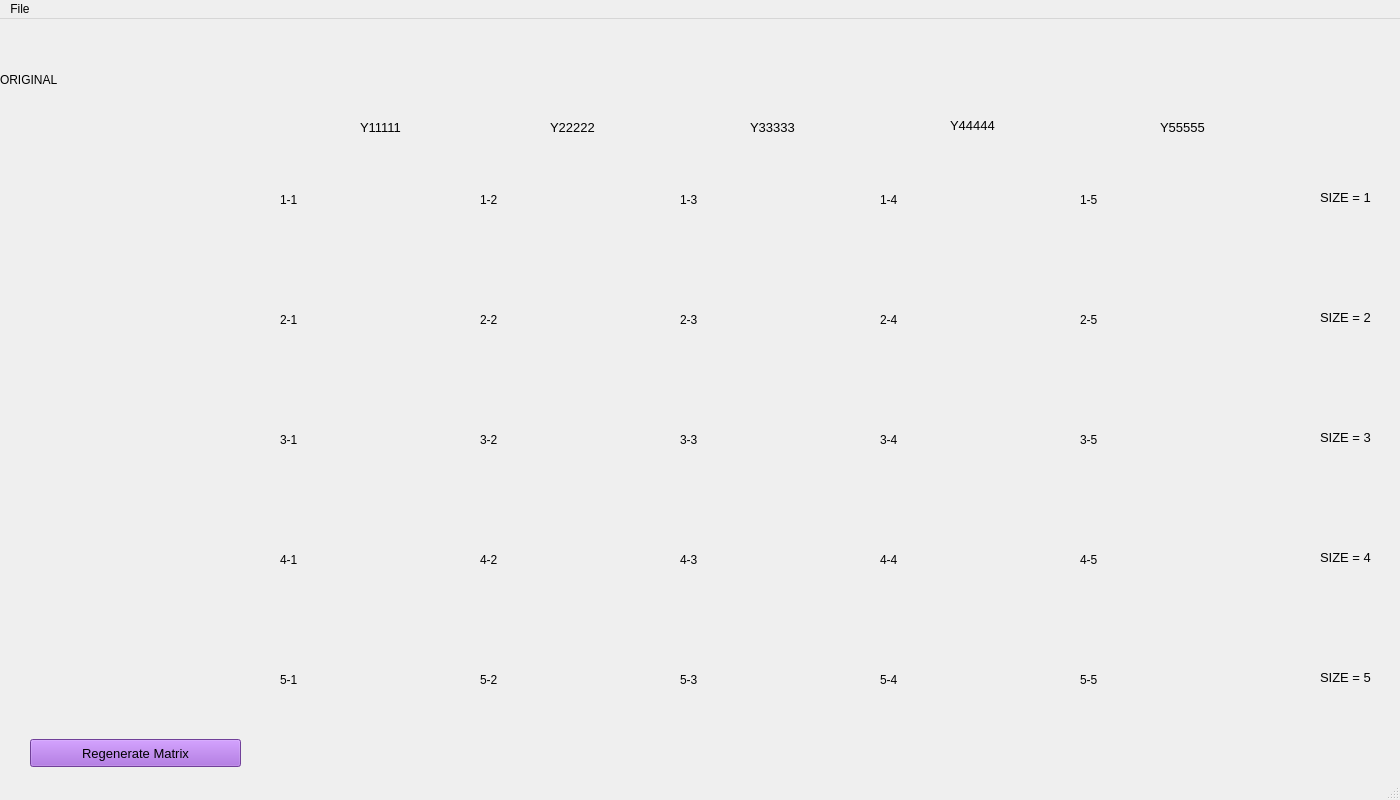
The window that src/qt_designer_file/tuningPanel.ui (jjakow/Noisey-image_Jan) describes before a commit, drawn with Qt 5.
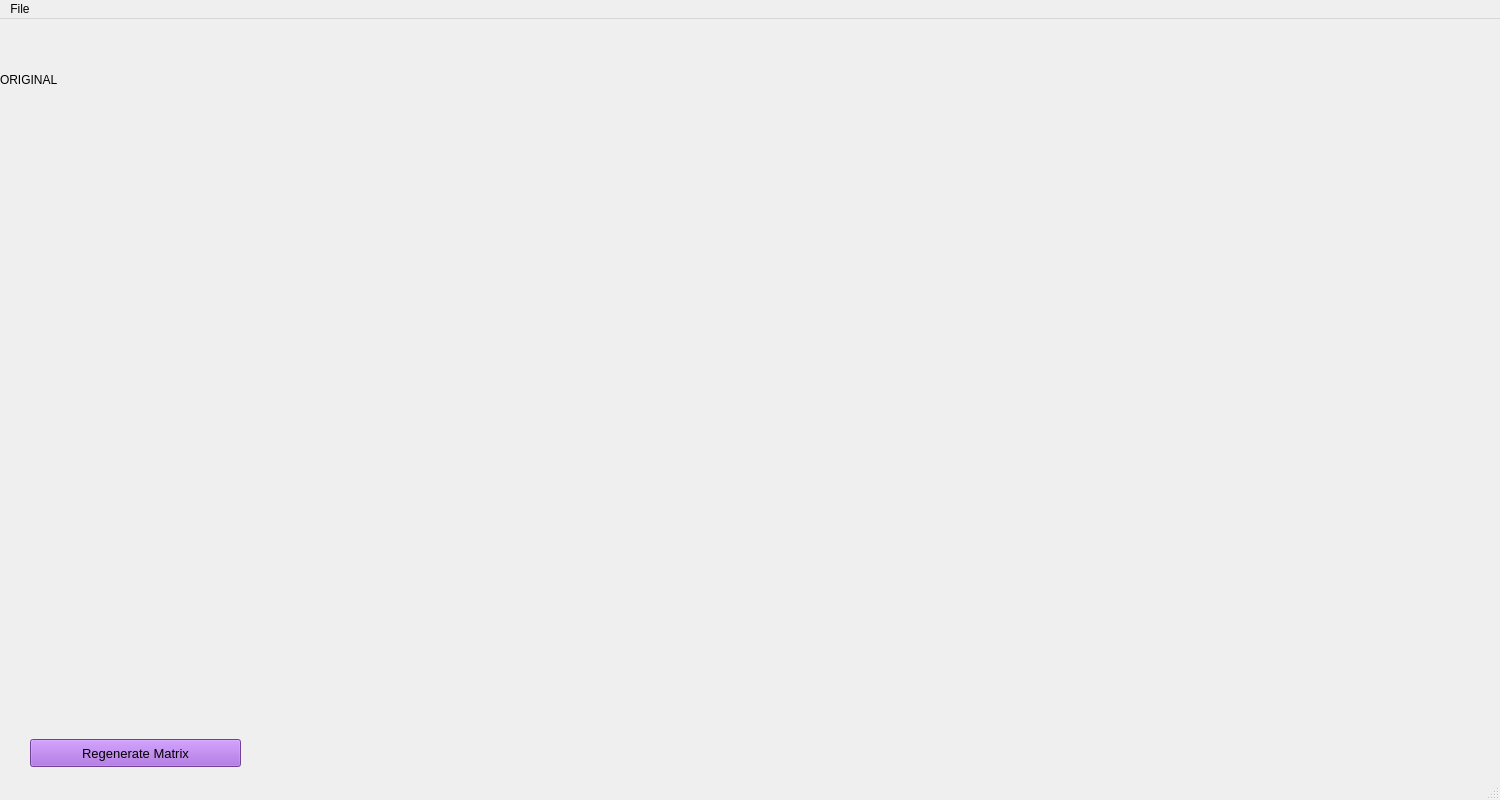
The same window after the commit.

Commit message: Tuning Panel - layout updates (row & column)

```diff
--- a/src/qt_designer_file/tuningPanel.ui
+++ b/src/qt_designer_file/tuningPanel.ui
@@ -9,7 +9,7 @@
    <rect>
     <x>0</x>
     <y>0</y>
-    <width>1400</width>
+    <width>1500</width>
     <height>800</height>
    </rect>
   </property>
@@ -33,511 +33,6 @@
      <string>ORIGINAL</string>
     </property>
    </widget>
-   <widget class="QLabel" name="aug_11">
-    <property name="geometry">
-     <rect>
-      <x>280</x>
-      <y>120</y>
-      <width>201</width>
-      <height>121</height>
-     </rect>
-    </property>
-    <property name="text">
-     <string>1-1</string>
-    </property>
-   </widget>
-   <widget class="QLabel" name="aug_12">
-    <property name="geometry">
-     <rect>
-      <x>480</x>
-      <y>120</y>
-      <width>201</width>
-      <height>121</height>
-     </rect>
-    </property>
-    <property name="text">
-     <string>1-2</string>
-    </property>
-   </widget>
-   <widget class="QLabel" name="aug_13">
-    <property name="geometry">
-     <rect>
-      <x>680</x>
-      <y>120</y>
-      <width>201</width>
-      <height>121</height>
-     </rect>
-    </property>
-    <property name="text">
-     <string>1-3</string>
-    </property>
-   </widget>
-   <widget class="QLabel" name="aug_14">
-    <property name="geometry">
-     <rect>
-      <x>880</x>
-      <y>120</y>
-      <width>201</width>
-      <height>121</height>
-     </rect>
-    </property>
-    <property name="text">
-     <string>1-4</string>
-    </property>
-   </widget>
-   <widget class="QLabel" name="aug_15">
-    <property name="geometry">
-     <rect>
-      <x>1080</x>
-      <y>120</y>
-      <width>201</width>
-      <height>121</height>
-     </rect>
-    </property>
-    <property name="text">
-     <string>1-5</string>
-    </property>
-   </widget>
-   <widget class="QLabel" name="aug_25">
-    <property name="geometry">
-     <rect>
-      <x>1080</x>
-      <y>240</y>
-      <width>201</width>
-      <height>121</height>
-     </rect>
-    </property>
-    <property name="text">
-     <string>2-5</string>
-    </property>
-   </widget>
-   <widget class="QLabel" name="aug_22">
-    <property name="geometry">
-     <rect>
-      <x>480</x>
-      <y>240</y>
-      <width>201</width>
-      <height>121</height>
-     </rect>
-    </property>
-    <property name="text">
-     <string>2-2</string>
-    </property>
-   </widget>
-   <widget class="QLabel" name="aug_23">
-    <property name="geometry">
-     <rect>
-      <x>680</x>
-      <y>240</y>
-      <width>201</width>
-      <height>121</height>
-     </rect>
-    </property>
-    <property name="text">
-     <string>2-3</string>
-    </property>
-   </widget>
-   <widget class="QLabel" name="aug_24">
-    <property name="geometry">
-     <rect>
-      <x>880</x>
-      <y>240</y>
-      <width>201</width>
-      <height>121</height>
-     </rect>
-    </property>
-    <property name="text">
-     <string>2-4</string>
-    </property>
-   </widget>
-   <widget class="QLabel" name="aug_21">
-    <property name="geometry">
-     <rect>
-      <x>280</x>
-      <y>240</y>
-      <width>201</width>
-      <height>121</height>
-     </rect>
-    </property>
-    <property name="text">
-     <string>2-1</string>
-    </property>
-   </widget>
-   <widget class="QLabel" name="aug_35">
-    <property name="geometry">
-     <rect>
-      <x>1080</x>
-      <y>360</y>
-      <width>201</width>
-      <height>121</height>
-     </rect>
-    </property>
-    <property name="text">
-     <string>3-5</string>
-    </property>
-   </widget>
-   <widget class="QLabel" name="aug_32">
-    <property name="geometry">
-     <rect>
-      <x>480</x>
-      <y>360</y>
-      <width>201</width>
-      <height>121</height>
-     </rect>
-    </property>
-    <property name="text">
-     <string>3-2</string>
-    </property>
-   </widget>
-   <widget class="QLabel" name="aug_33">
-    <property name="geometry">
-     <rect>
-      <x>680</x>
-      <y>360</y>
-      <width>201</width>
-      <height>121</height>
-     </rect>
-    </property>
-    <property name="text">
-     <string>3-3</string>
-    </property>
-   </widget>
-   <widget class="QLabel" name="aug_44">
-    <property name="geometry">
-     <rect>
-      <x>880</x>
-      <y>480</y>
-      <width>201</width>
-      <height>121</height>
-     </rect>
-    </property>
-    <property name="text">
-     <string>4-4</string>
-    </property>
-   </widget>
-   <widget class="QLabel" name="aug_41">
-    <property name="geometry">
-     <rect>
-      <x>280</x>
-      <y>480</y>
-      <width>201</width>
-      <height>121</height>
-     </rect>
-    </property>
-    <property name="text">
-     <string>4-1</string>
-    </property>
-   </widget>
-   <widget class="QLabel" name="aug_34">
-    <property name="geometry">
-     <rect>
-      <x>880</x>
-      <y>360</y>
-      <width>201</width>
-      <height>121</height>
-     </rect>
-    </property>
-    <property name="text">
-     <string>3-4</string>
-    </property>
-   </widget>
-   <widget class="QLabel" name="aug_43">
-    <property name="geometry">
-     <rect>
-      <x>680</x>
-      <y>480</y>
-      <width>201</width>
-      <height>121</height>
-     </rect>
-    </property>
-    <property name="text">
-     <string>4-3</string>
-    </property>
-   </widget>
-   <widget class="QLabel" name="aug_42">
-    <property name="geometry">
-     <rect>
-      <x>480</x>
-      <y>480</y>
-      <width>201</width>
-      <height>121</height>
-     </rect>
-    </property>
-    <property name="text">
-     <string>4-2</string>
-    </property>
-   </widget>
-   <widget class="QLabel" name="aug_31">
-    <property name="geometry">
-     <rect>
-      <x>280</x>
-      <y>360</y>
-      <width>201</width>
-      <height>121</height>
-     </rect>
-    </property>
-    <property name="text">
-     <string>3-1</string>
-    </property>
-   </widget>
-   <widget class="QLabel" name="aug_45">
-    <property name="geometry">
-     <rect>
-      <x>1080</x>
-      <y>480</y>
-      <width>201</width>
-      <height>121</height>
-     </rect>
-    </property>
-    <property name="text">
-     <string>4-5</string>
-    </property>
-   </widget>
-   <widget class="QLabel" name="aug_53">
-    <property name="geometry">
-     <rect>
-      <x>680</x>
-      <y>600</y>
-      <width>201</width>
-      <height>121</height>
-     </rect>
-    </property>
-    <property name="text">
-     <string>5-3</string>
-    </property>
-   </widget>
-   <widget class="QLabel" name="aug_51">
-    <property name="geometry">
-     <rect>
-      <x>280</x>
-      <y>600</y>
-      <width>201</width>
-      <height>121</height>
-     </rect>
-    </property>
-    <property name="text">
-     <string>5-1</string>
-    </property>
-   </widget>
-   <widget class="QLabel" name="aug_52">
-    <property name="geometry">
-     <rect>
-      <x>480</x>
-      <y>600</y>
-      <width>201</width>
-      <height>121</height>
-     </rect>
-    </property>
-    <property name="text">
-     <string>5-2</string>
-    </property>
-   </widget>
-   <widget class="QLabel" name="aug_55">
-    <property name="geometry">
-     <rect>
-      <x>1080</x>
-      <y>600</y>
-      <width>201</width>
-      <height>121</height>
-     </rect>
-    </property>
-    <property name="text">
-     <string>5-5</string>
-    </property>
-   </widget>
-   <widget class="QLabel" name="aug_54">
-    <property name="geometry">
-     <rect>
-      <x>880</x>
-      <y>600</y>
-      <width>201</width>
-      <height>121</height>
-     </rect>
-    </property>
-    <property name="text">
-     <string>5-4</string>
-    </property>
-   </widget>
-   <widget class="QLabel" name="label">
-    <property name="geometry">
-     <rect>
-      <x>1320</x>
-      <y>170</y>
-      <width>71</width>
-      <height>16</height>
-     </rect>
-    </property>
-    <property name="font">
-     <font>
-      <pointsize>10</pointsize>
-     </font>
-    </property>
-    <property name="text">
-     <string>SIZE = 1</string>
-    </property>
-   </widget>
-   <widget class="QLabel" name="label_2">
-    <property name="geometry">
-     <rect>
-      <x>1320</x>
-      <y>290</y>
-      <width>71</width>
-      <height>16</height>
-     </rect>
-    </property>
-    <property name="font">
-     <font>
-      <pointsize>10</pointsize>
-     </font>
-    </property>
-    <property name="text">
-     <string>SIZE = 2</string>
-    </property>
-   </widget>
-   <widget class="QLabel" name="label_3">
-    <property name="geometry">
-     <rect>
-      <x>1320</x>
-      <y>410</y>
-      <width>71</width>
-      <height>16</height>
-     </rect>
-    </property>
-    <property name="font">
-     <font>
-      <pointsize>10</pointsize>
-     </font>
-    </property>
-    <property name="text">
-     <string>SIZE = 3</string>
-    </property>
-   </widget>
-   <widget class="QLabel" name="label_4">
-    <property name="geometry">
-     <rect>
-      <x>1320</x>
-      <y>530</y>
-      <width>71</width>
-      <height>16</height>
-     </rect>
-    </property>
-    <property name="font">
-     <font>
-      <pointsize>10</pointsize>
-     </font>
-    </property>
-    <property name="text">
-     <string>SIZE = 4</string>
-    </property>
-   </widget>
-   <widget class="QLabel" name="label_5">
-    <property name="geometry">
-     <rect>
-      <x>1320</x>
-      <y>650</y>
-      <width>71</width>
-      <height>16</height>
-     </rect>
-    </property>
-    <property name="font">
-     <font>
-      <pointsize>10</pointsize>
-     </font>
-    </property>
-    <property name="text">
-     <string>SIZE = 5</string>
-    </property>
-   </widget>
-   <widget class="QLabel" name="label_6">
-    <property name="geometry">
-     <rect>
-      <x>360</x>
-      <y>100</y>
-      <width>61</width>
-      <height>16</height>
-     </rect>
-    </property>
-    <property name="font">
-     <font>
-      <pointsize>10</pointsize>
-     </font>
-    </property>
-    <property name="text">
-     <string>Y11111</string>
-    </property>
-   </widget>
-   <widget class="QLabel" name="label_7">
-    <property name="geometry">
-     <rect>
-      <x>550</x>
-      <y>100</y>
-      <width>61</width>
-      <height>16</height>
-     </rect>
-    </property>
-    <property name="font">
-     <font>
-      <pointsize>10</pointsize>
-     </font>
-    </property>
-    <property name="text">
-     <string>Y22222</string>
-    </property>
-   </widget>
-   <widget class="QLabel" name="label_8">
-    <property name="geometry">
-     <rect>
-      <x>750</x>
-      <y>100</y>
-      <width>61</width>
-      <height>16</height>
-     </rect>
-    </property>
-    <property name="font">
-     <font>
-      <pointsize>10</pointsize>
-     </font>
-    </property>
-    <property name="text">
-     <string>Y33333</string>
-    </property>
-   </widget>
-   <widget class="QLabel" name="label_9">
-    <property name="geometry">
-     <rect>
-      <x>950</x>
-      <y>96</y>
-      <width>61</width>
-      <height>20</height>
-     </rect>
-    </property>
-    <property name="font">
-     <font>
-      <pointsize>10</pointsize>
-     </font>
-    </property>
-    <property name="text">
-     <string>Y44444</string>
-    </property>
-   </widget>
-   <widget class="QLabel" name="label_10">
-    <property name="geometry">
-     <rect>
-      <x>1160</x>
-      <y>100</y>
-      <width>61</width>
-      <height>16</height>
-     </rect>
-    </property>
-    <property name="font">
-     <font>
-      <pointsize>10</pointsize>
-     </font>
-    </property>
-    <property name="text">
-     <string>Y55555</string>
-    </property>
-   </widget>
    <widget class="QWidget" name="verticalLayoutWidget">
     <property name="geometry">
      <rect>
@@ -576,6 +71,83 @@
      <string>Regenerate Matrix</string>
     </property>
    </widget>
+   <widget class="QWidget" name="horizontalLayoutWidget">
+    <property name="geometry">
+     <rect>
+      <x>270</x>
+      <y>140</y>
+      <width>1011</width>
+      <height>111</height>
+     </rect>
+    </property>
+    <layout class="QHBoxLayout" name="row1"/>
+   </widget>
+   <widget class="QWidget" name="horizontalLayoutWidget_2">
+    <property name="geometry">
+     <rect>
+      <x>270</x>
+      <y>250</y>
+      <width>1011</width>
+      <height>111</height>
+     </rect>
+    </property>
+    <layout class="QHBoxLayout" name="row2"/>
+   </widget>
+   <widget class="QWidget" name="horizontalLayoutWidget_3">
+    <property name="geometry">
+     <rect>
+      <x>270</x>
+      <y>360</y>
+      <width>1011</width>
+      <height>121</height>
+     </rect>
+    </property>
+    <layout class="QHBoxLayout" name="row3"/>
+   </widget>
+   <widget class="QWidget" name="horizontalLayoutWidget_4">
+    <property name="geometry">
+     <rect>
+      <x>270</x>
+      <y>480</y>
+      <width>1011</width>
+      <height>121</height>
+     </rect>
+    </property>
+    <layout class="QHBoxLayout" name="row4"/>
+   </widget>
+   <widget class="QWidget" name="horizontalLayoutWidget_5">
+    <property name="geometry">
+     <rect>
+      <x>270</x>
+      <y>600</y>
+      <width>1011</width>
+      <height>131</height>
+     </rect>
+    </property>
+    <layout class="QHBoxLayout" name="row5"/>
+   </widget>
+   <widget class="QWidget" name="horizontalLayoutWidget_6">
+    <property name="geometry">
+     <rect>
+      <x>270</x>
+      <y>80</y>
+      <width>1011</width>
+      <height>61</height>
+     </rect>
+    </property>
+    <layout class="QHBoxLayout" name="x_label_row"/>
+   </widget>
+   <widget class="QWidget" name="verticalLayoutWidget_2">
+    <property name="geometry">
+     <rect>
+      <x>1280</x>
+      <y>140</y>
+      <width>160</width>
+      <height>591</height>
+     </rect>
+    </property>
+    <layout class="QVBoxLayout" name="y_label_col"/>
+   </widget>
   </widget>
   <widget class="QStatusBar" name="statusbar"/>
   <widget class="QMenuBar" name="menuBar">
@@ -583,7 +155,7 @@
     <rect>
      <x>0</x>
      <y>0</y>
-     <width>1400</width>
+     <width>1500</width>
      <height>26</height>
     </rect>
    </property>
```
